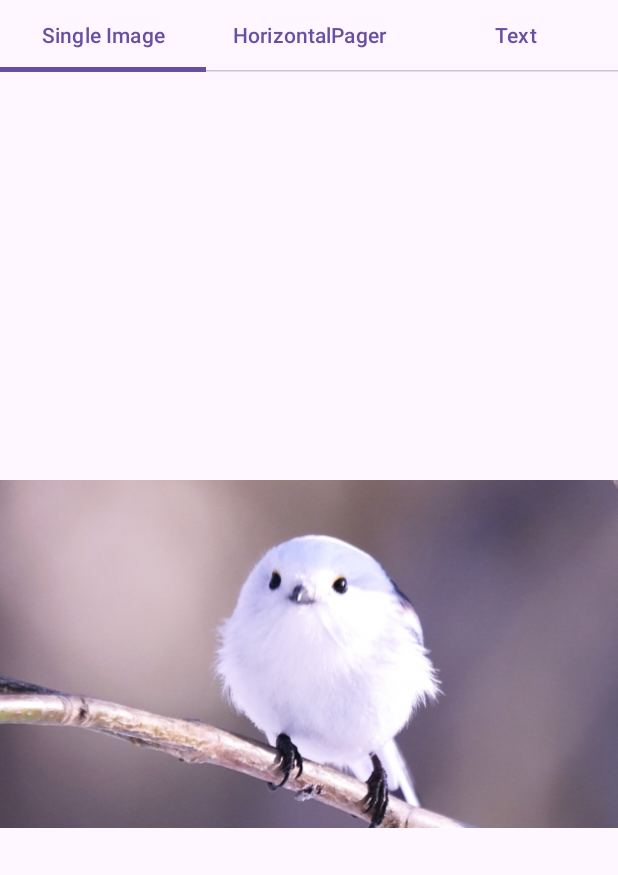
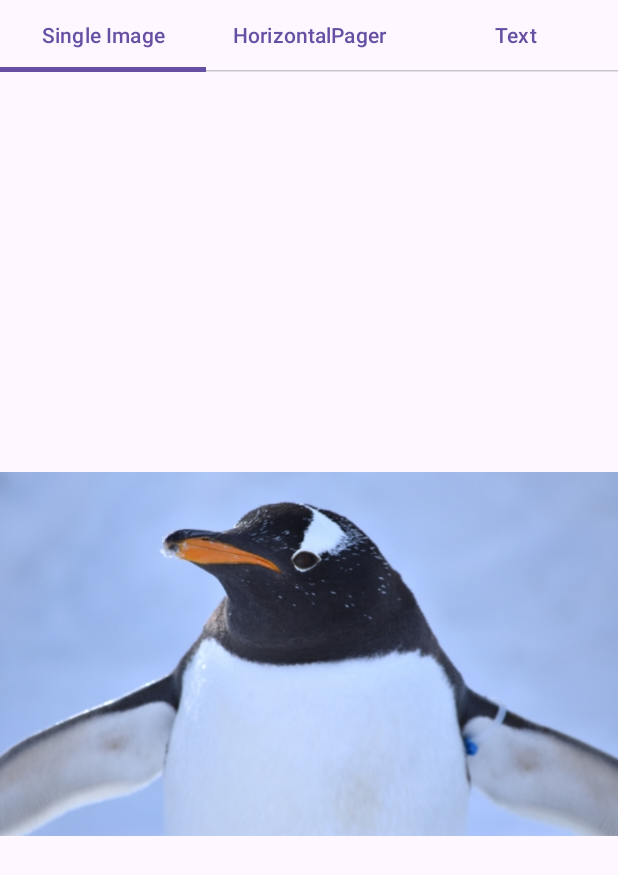
Before and after one commit to usuiat/Zoomable, an Android app built with Jetpack Compose: the screen it shows after launch (MainActivity), on a phone screen of 412 x 824 dp. Shown: the top 875 px of the screen. Run offline under Robolectric (Android 15) with nearby library versions, the phone set to English and light mode, and no system bars; our stand-ins replace accompanist.

Commit message:
Change the image in single image sample.

```diff
--- a/app/src/main/java/net/engawapg/app/zoomable/MainActivity.kt
+++ b/app/src/main/java/net/engawapg/app/zoomable/MainActivity.kt
@@ -64,7 +64,7 @@ fun AppScreen() {
 
 @Composable
 fun SingleImage() {
-    val painter = painterResource(id = R.drawable.bird1)
+    val painter = painterResource(id = R.drawable.penguin)
     val zoomState = rememberZoomState(
         contentSize = painter.intrinsicSize,
     )
```
Also changed, not shown: app/src/main/res/drawable/penguin.jpg (added).
